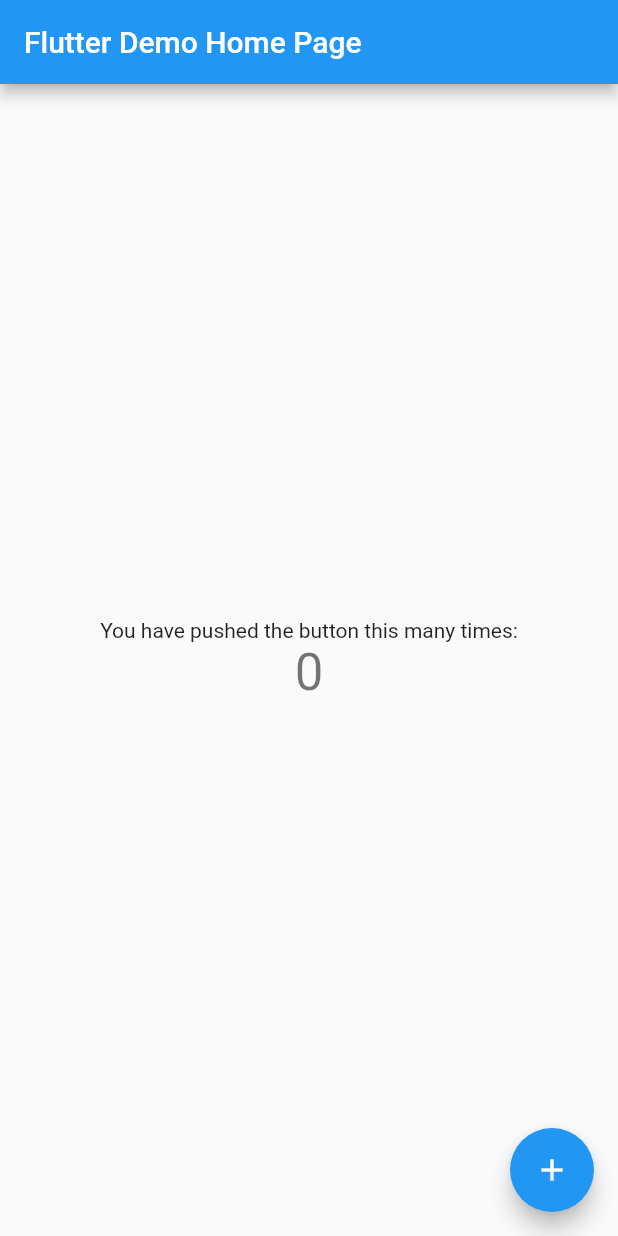
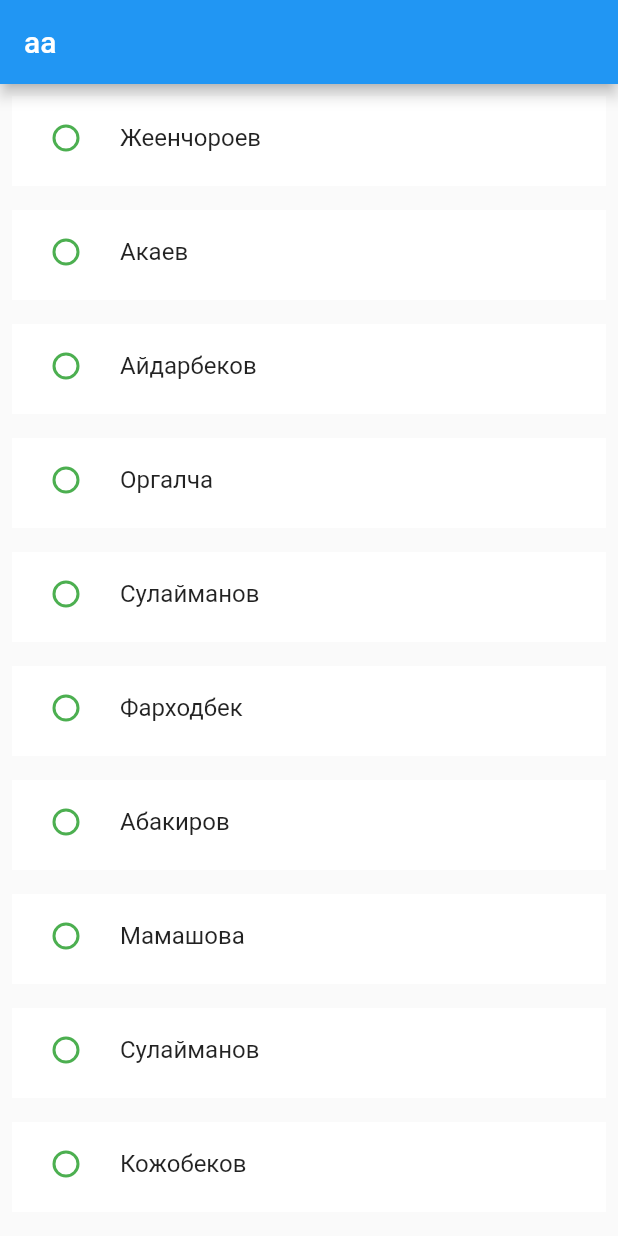
Before and after one commit to urmatsharshenov/election_flutter, a Flutter app: the screen it shows after launch, on a phone screen of 412 x 824 dp. Run offline on Flutter 3.47's test engine with Material 2 defaults, Android fonts, the light colour scheme and no system bars.

Commit message:
card color changing added, candidate model added, dummy data added

```diff
--- /dev/null
+++ b/lib/candidate.dart
@@ -0,0 +1,13 @@
+class Candidate {
+  final int number;
+  final String firstname;
+  final String lastname;
+  final String patronymic;
+
+  Candidate({
+    required this.number,
+    required this.firstname,
+    required this.lastname,
+    required this.patronymic,
+  });
+}
--- /dev/null
+++ b/lib/dummy_data.dart
@@ -0,0 +1,51 @@
+import 'candidate.dart';
+
+List<Candidate> alliance = [
+  Candidate(
+      number: 1,
+      firstname: "Мирлан",
+      lastname: "Жеенчороев",
+      patronymic: "Канатбекович"),
+  Candidate(
+      number: 2,
+      firstname: "Жанарбек",
+      lastname: "Акаев",
+      patronymic: "Кубанычович"),
+  Candidate(
+      number: 3,
+      firstname: "Чингиз",
+      lastname: "Айдарбеков",
+      patronymic: "Азаматович"),
+  Candidate(
+      number: 4,
+      firstname: "Токтобубу",
+      lastname: "Оргалча",
+      patronymic: "Турдубаевич"),
+  Candidate(
+      number: 5, firstname: "Алтынбек", lastname: "Сулайманов", patronymic: ""),
+  Candidate(
+      number: 6,
+      firstname: "Фарходбек",
+      lastname: "Фарходбек",
+      patronymic: "Айбекович"),
+  Candidate(
+      number: 7,
+      firstname: "Эльдар",
+      lastname: "Абакиров",
+      patronymic: "Курманбекович"),
+  Candidate(
+      number: 8,
+      firstname: "Айсулуу",
+      lastname: "Мамашова",
+      patronymic: "Турусбековна"),
+  Candidate(
+      number: 9,
+      firstname: "Максатбек",
+      lastname: "Сулайманов",
+      patronymic: "Жолдошбекович"),
+  Candidate(
+      number: 10,
+      firstname: "Жолдошбек",
+      lastname: "Кожобеков",
+      patronymic: "Асанович"),
+];
--- a/lib/main.dart
+++ b/lib/main.dart
@@ -1,3 +1,5 @@
+import 'package:election_flutter/candidate.dart';
+import 'package:election_flutter/dummy_data.dart';
 import 'package:flutter/material.dart';
 
 void main() {
@@ -24,92 +26,65 @@
         // is not restarted.
         primarySwatch: Colors.blue,
       ),
-      home: const MyHomePage(title: 'Flutter Demo Home Page'),
+      home: MyHomePage(),
     );
   }
 }
 
 class MyHomePage extends StatefulWidget {
-  const MyHomePage({super.key, required this.title});
-
-  // This widget is the home page of your application. It is stateful, meaning
-  // that it has a State object (defined below) that contains fields that affect
-  // how it looks.
-
-  // This class is the configuration for the state. It holds the values (in this
-  // case the title) provided by the parent (in this case the App widget) and
-  // used by the build method of the State. Fields in a Widget subclass are
-  // always marked "final".
-
-  final String title;
-
   @override
   State<MyHomePage> createState() => _MyHomePageState();
 }
 
 class _MyHomePageState extends State<MyHomePage> {
-  int _counter = 0;
-
-  void _incrementCounter() {
+  String choice = '';
+  int? selectedIndex;
+  Color color = Colors.white;
+  void _handleRadioValueChanged(String? value) {
     setState(() {
-      // This call to setState tells the Flutter framework that something has
-      // changed in this State, which causes it to rerun the build method below
-      // so that the display can reflect the updated values. If we changed
-      // _counter without calling setState(), then the build method would not be
-      // called again, and so nothing would appear to happen.
-      _counter++;
+      choice = value!;
+      print(value);
+      selectedIndex = int.parse(choice);
     });
   }
 
   @override
   Widget build(BuildContext context) {
-    // This method is rerun every time setState is called, for instance as done
-    // by the _incrementCounter method above.
-    //
-    // The Flutter framework has been optimized to make rerunning build methods
-    // fast, so that you can just rebuild anything that needs updating rather
-    // than having to individually change instances of widgets.
     return Scaffold(
       appBar: AppBar(
         // Here we take the value from the MyHomePage object that was created by
         // the App.build method, and use it to set our appbar title.
-        title: Text(widget.title),
+        title: Text('aa'),
       ),
-      body: Center(
-        // Center is a layout widget. It takes a single child and positions it
-        // in the middle of the parent.
-        child: Column(
-          // Column is also a layout widget. It takes a list of children and
-          // arranges them vertically. By default, it sizes itself to fit its
-          // children horizontally, and tries to be as tall as its parent.
-          //
-          // Invoke "debug painting" (press "p" in the console, choose the
-          // "Toggle Debug Paint" action from the Flutter Inspector in Android
-          // Studio, or the "Toggle Debug Paint" command in Visual Studio Code)
-          // to see the wireframe for each widget.
-          //
-          // Column has various properties to control how it sizes itself and
-          // how it positions its children. Here we use mainAxisAlignment to
-          // center the children vertically; the main axis here is the vertical
-          // axis because Columns are vertical (the cross axis would be
-          // horizontal).
-          mainAxisAlignment: MainAxisAlignment.center,
-          children: <Widget>[
-            const Text(
-              'You have pushed the button this many times:',
-            ),
-            Text(
-              '$_counter',
-              style: Theme.of(context).textTheme.headline4,
-            ),
-          ],
-        ),
-      ),
-      floatingActionButton: FloatingActionButton(
-        onPressed: _incrementCounter,
-        tooltip: 'Increment',
-        child: const Icon(Icons.add),
-      ), // This trailing comma makes auto-formatting nicer for build methods.
+      body: ListView.builder(
+          itemCount: alliance.length,
+          itemBuilder: (context, index) {
+            Candidate candidate = alliance[index];
+
+            return Padding(
+              padding: const EdgeInsets.all(8.0),
+              child: Container(
+                color: selectedIndex == index + 1 ? Colors.green : Colors.white,
+                child: Theme(
+                  data: Theme.of(context)
+                      .copyWith(unselectedWidgetColor: Colors.green),
+                  child: Container(
+                    height: 60,
+                    child: SizedBox(
+                      height: 50,
+                      child: RadioListTile<String>(
+                        groupValue: choice,
+                        activeColor: Colors.red,
+                        title: Text(candidate.lastname),
+                        value: candidate.number.toString(),
+                        onChanged: _handleRadioValueChanged,
+                      ),
+                    ),
+                  ),
+                ),
+              ),
+            );
+          }),
     );
   }
 }
```
